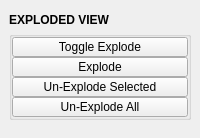
m3trik/mayatk, file mayatk/display_utils/exploded_view.ui: the form before one commit.
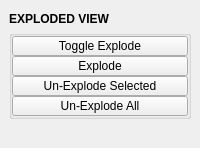
The form after the commit. Custom widgets are drawn as their Qt base class.

```diff
--- a/mayatk/display_utils/exploded_view.ui
+++ b/mayatk/display_utils/exploded_view.ui
@@ -10,7 +10,7 @@
     <x>0</x>
     <y>0</y>
     <width>200</width>
-    <height>138</height>
+    <height>148</height>
    </rect>
   </property>
   <property name="maximumSize">
@@ -39,20 +39,20 @@
     <item>
      <layout class="QVBoxLayout" name="verticalLayout_1">
       <property name="spacing">
-       <number>0</number>
+       <number>1</number>
       </property>
       <item>
        <widget class="Header" name="header">
         <property name="minimumSize">
          <size>
           <width>0</width>
-          <height>22</height>
+          <height>20</height>
          </size>
         </property>
         <property name="maximumSize">
          <size>
-          <width>125</width>
-          <height>22</height>
+          <width>16777215</width>
+          <height>20</height>
          </size>
         </property>
         <property name="font">
```
